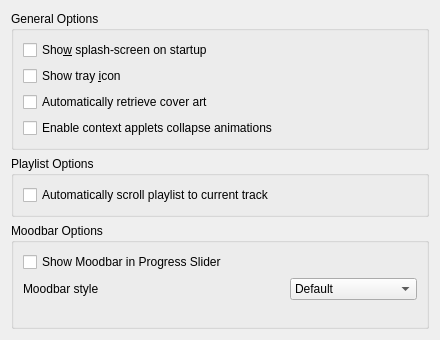
Before: the Qt Designer form src/configdialog/dialogs/GeneralConfig.ui in KDE/amarok, drawn with Qt 5.
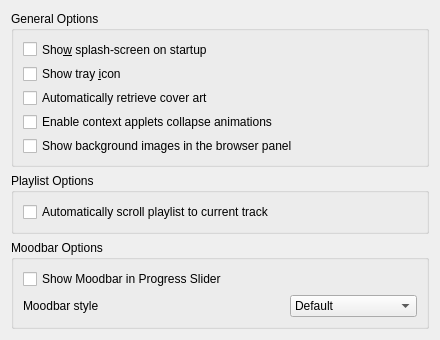
After: the same form once the commit is applied.

Commit message: Add option to toggle showing of browser background images

Diff of the .ui file:
```diff
--- a/src/configdialog/dialogs/GeneralConfig.ui
+++ b/src/configdialog/dialogs/GeneralConfig.ui
@@ -75,6 +75,13 @@
         </property>
        </widget>
       </item>
+      <item row="4" column="0">
+       <widget class="QCheckBox" name="kcfg_ShowBrowserBackgroundImage">
+        <property name="text">
+         <string>Show background images in the browser panel</string>
+        </property>
+       </widget>
+      </item>
      </layout>
     </widget>
    </item>
```
Lines whose indentation alone changed are shown as unchanged. The commit also changes 10 other files.
